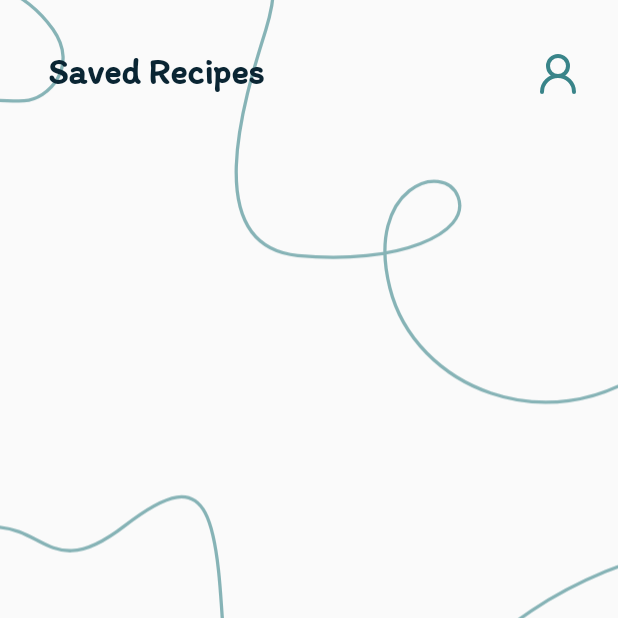
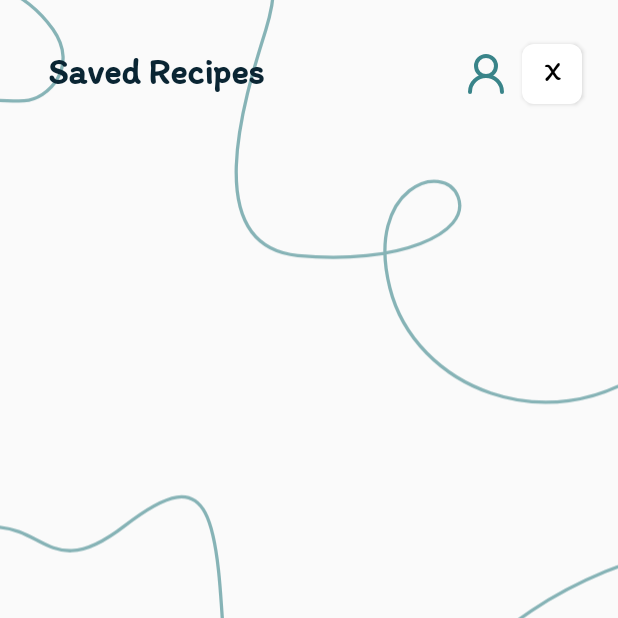
Before and after one commit to HaykAsatryanArm/UtemQez, an Android app: the LikedRecipesActivity screen opened directly, with no data from a screen before it, on a phone screen of 412 x 824 dp, the top half of it. Run offline under Robolectric (Android 15) with nearby library versions, the phone set to English and light mode, and no system bars; our stand-ins replace Firebase (no records; nobody signed in at launch, a user with empty details on screens opened directly); pictures from the network do not load.

Commit message:
Close the layout button

```diff
--- a/app/src/main/java/com/haykasatryan/utemqez/LikedRecipesActivity.java
+++ b/app/src/main/java/com/haykasatryan/utemqez/LikedRecipesActivity.java
@@ -69,6 +69,17 @@ public class LikedRecipesActivity extends AppCompatActivity {
             Log.w("LikedRecipesActivity", "Profile button not found in layout");
         }
 
+        // Close button click listener
+        View closeButton = findViewById(R.id.nav_close);
+        if (closeButton != null) {
+            closeButton.setOnClickListener(v -> {
+                startActivity(new Intent(LikedRecipesActivity.this, HomeActivity.class));
+                finish();
+            });
+        } else {
+            Log.w("LikedRecipesActivity", "Close button not found in layout");
+        }
+
         fetchLikedRecipes();
     }
 
@@ -106,7 +117,7 @@ public class LikedRecipesActivity extends AppCompatActivity {
                                             }
                                         }
                                         Log.d("LikedRecipesActivity", "Recipes added: " + likedRecipesList.size());
-                                        likedRecipesAdapter.notifyDataSetChanged(); // Match older version
+                                        likedRecipesAdapter.notifyDataSetChanged();
                                         if (likedRecipesList.isEmpty()) {
                                             Toast.makeText(this, "No liked recipes found", Toast.LENGTH_SHORT).show();
                                         }
--- a/app/src/main/res/layout/activity_liked_recipes.xml
+++ b/app/src/main/res/layout/activity_liked_recipes.xml
@@ -47,7 +47,7 @@
                 app:layout_constraintStart_toStartOf="parent"
                 app:layout_constraintTop_toTopOf="parent">
 
-                <!-- Horizontal layout for title and profile icon -->
+                <!-- Horizontal layout for title, close button, and profile icon -->
                 <LinearLayout
                     android:layout_width="match_parent"
                     android:layout_height="wrap_content"
@@ -78,6 +78,17 @@
                         android:padding="8dp"
                         android:scaleType="fitCenter"
                         android:src="@drawable/profile" />
+
+                    <Button
+                        android:id="@+id/nav_close"
+                        android:layout_width="40dp"
+                        android:layout_height="40dp"
+                        android:layout_marginEnd="8dp"
+                        android:text="X"
+                        android:textSize="18sp"
+                        android:textColor="@android:color/black"
+                        android:background="@drawable/rounded_white_square"
+                        android:contentDescription="Close" />
                 </LinearLayout>
             </LinearLayout>
 
```
